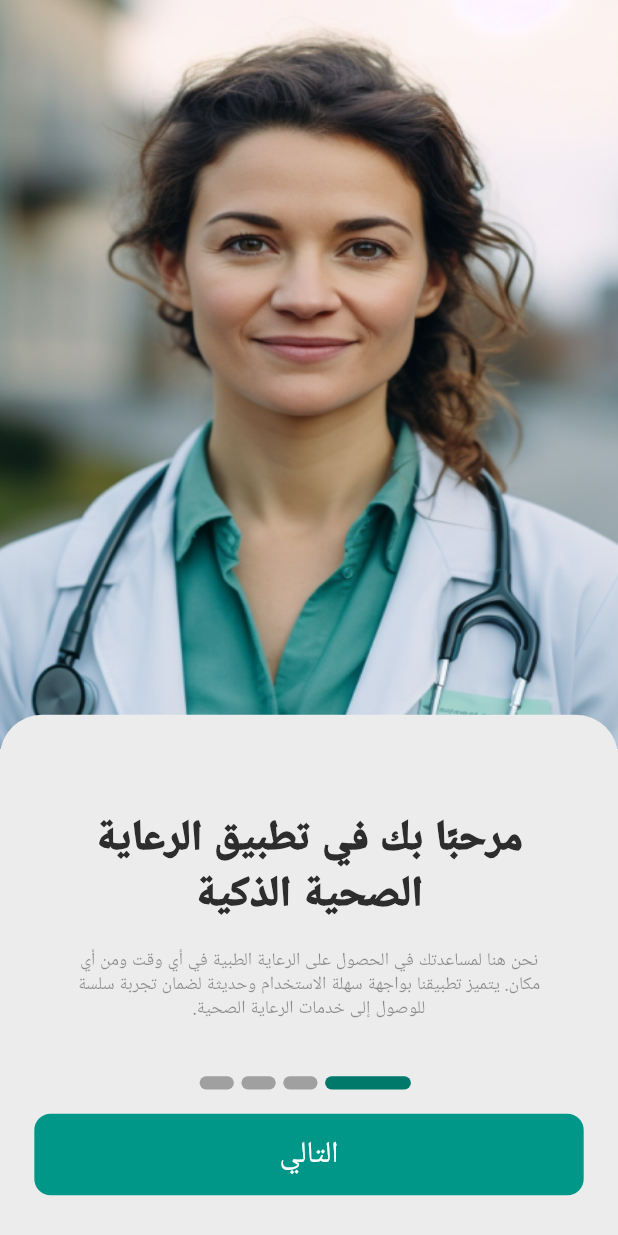
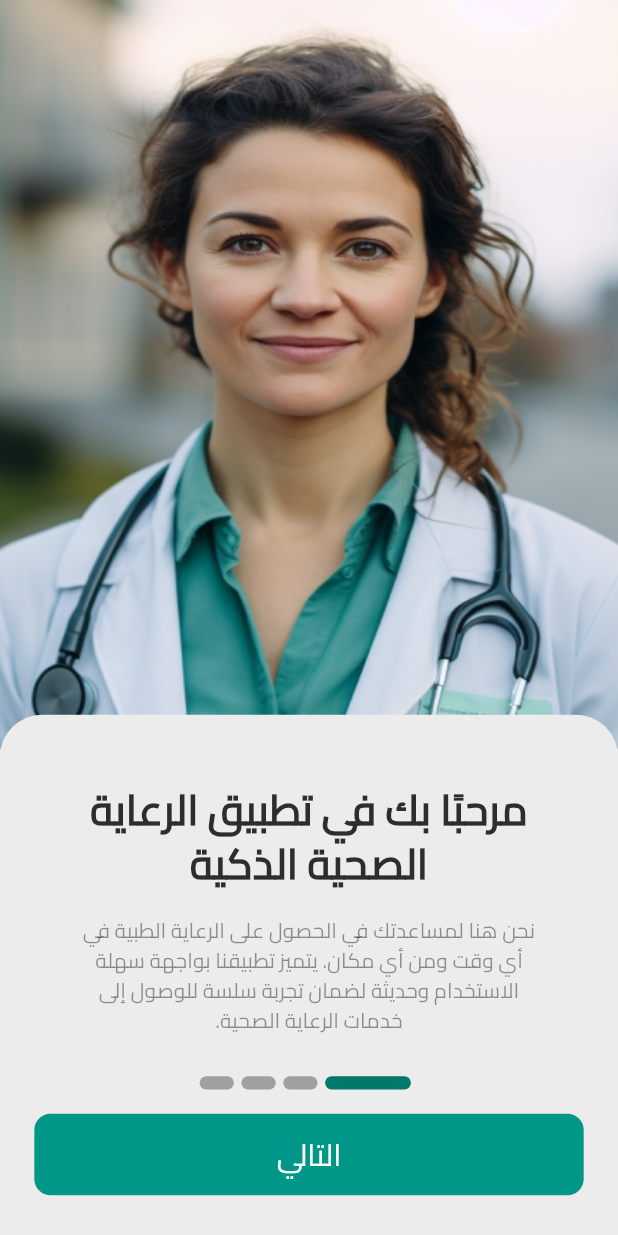
Before and after one commit to mohamedmagdy2301/CurAi_app_mobile, a Flutter app: the Onboarding screen opened directly, on a phone screen of 412 x 824 dp. Run offline on Flutter 3.47's test engine with Material 3 defaults, Android fonts, the phone set to English and light mode, and no system bars; our stand-ins replace connectivity_plus, firebase_core, flutter_bloc, flutter_dotenv, flutter_screenutil, flutter_svg and 4 more; accounts and stored records are empty.

Commit message:
fix bugs local isArabic

```diff
--- a/lib/core/helper/functions_helper.dart
+++ b/lib/core/helper/functions_helper.dart
@@ -24,7 +24,9 @@ EdgeInsets padding({double? horizontal, double? vertical}) {
 
 //! Check if the language is Arabic
 bool isArabic() {
-  if (SharedPrefManager.getString(SharedPrefKey.language) == kDefaultLanguage) {
+  if ((SharedPrefManager.getString(SharedPrefKey.language) ??
+          kDefaultLanguage) ==
+      'ar') {
     return true;
   }
   return false;
--- a/lib/smartcare_app.dart
+++ b/lib/smartcare_app.dart
@@ -2,13 +2,13 @@ import 'package:flutter/material.dart';
 import 'package:flutter_bloc/flutter_bloc.dart';
 import 'package:flutter_screenutil/flutter_screenutil.dart';
 import 'package:smartcare_app_mobile/core/app/cubit/app_cubit.dart';
+import 'package:smartcare_app_mobile/core/app/onboarding/onboarding_screen.dart';
 import 'package:smartcare_app_mobile/core/common/functions/build_app_connectivity_controller.dart';
 import 'package:smartcare_app_mobile/core/language/app_localizations_setup.dart';
 import 'package:smartcare_app_mobile/core/local_storage/shared_pref_key.dart';
 import 'package:smartcare_app_mobile/core/local_storage/shared_preferences_manager.dart';
 import 'package:smartcare_app_mobile/core/routes/app_routes.dart';
 import 'package:smartcare_app_mobile/core/styles/themes/app_theme.dart';
-import 'package:smartcare_app_mobile/features/user/presentation/screens/main_scaffold_user.dart';
 
 class SmartCareApp extends StatelessWidget {
   const SmartCareApp({required this.environment, super.key});
@@ -36,7 +36,7 @@ class SmartCareApp extends StatelessWidget {
               builder: (context, child) =>
                   buildAppConnectivityController(child),
               onGenerateRoute: AppRoutes.onGenerateRoute,
-              home: const MainScaffoldUser(),
+              home: const Onboarding(),
               locale: Locale(appCubit.currentLocale),
               supportedLocales: AppLocalSetup.supportedLocales,
               localeResolutionCallback: AppLocalSetup.localeResolutionCallback,
```
